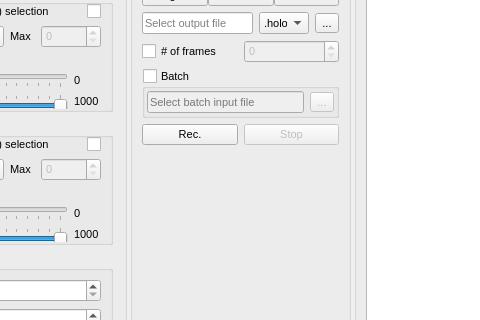
DigitalHolography/Holovibes, file Holovibes/mainwindow.ui: the form before one commit; both pictures show x 568 to 1048 and y 293 to 613 of the 1210 by 796 pixel window.
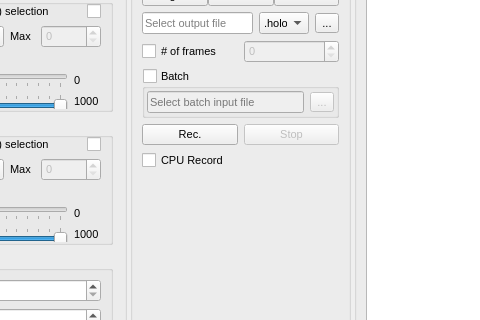
The form after the commit. Custom widgets are drawn as their Qt base class.

Commit message: feat(queues): add button to switch between cpu/gpu mode. WIP: disable buttons after click, tests to do

What changed in the file:
```diff
--- a/Holovibes/mainwindow.ui
+++ b/Holovibes/mainwindow.ui
@@ -2972,6 +2972,22 @@
                  </item>
                 </layout>
                </item>
+                <item>
+                    <widget class="QCheckBox" name="RecordDeviceCheckbox">
+                        <property name="enabled">
+                            <bool>true</bool>
+                        </property>
+                        <property name="checked">
+                            <bool>false</bool>
+                        </property>
+                        <property name="styleSheet">
+                            <string notr="true"/>
+                        </property>
+                        <property name="text">
+                            <string>CPU Record</string>
+                        </property>
+                    </widget>
+                </item>
               </layout>
              </widget>
             </item>
```
Left out of the diff: 10 changed lines with no effect on the pictures. The commit also changes 6 other files.
